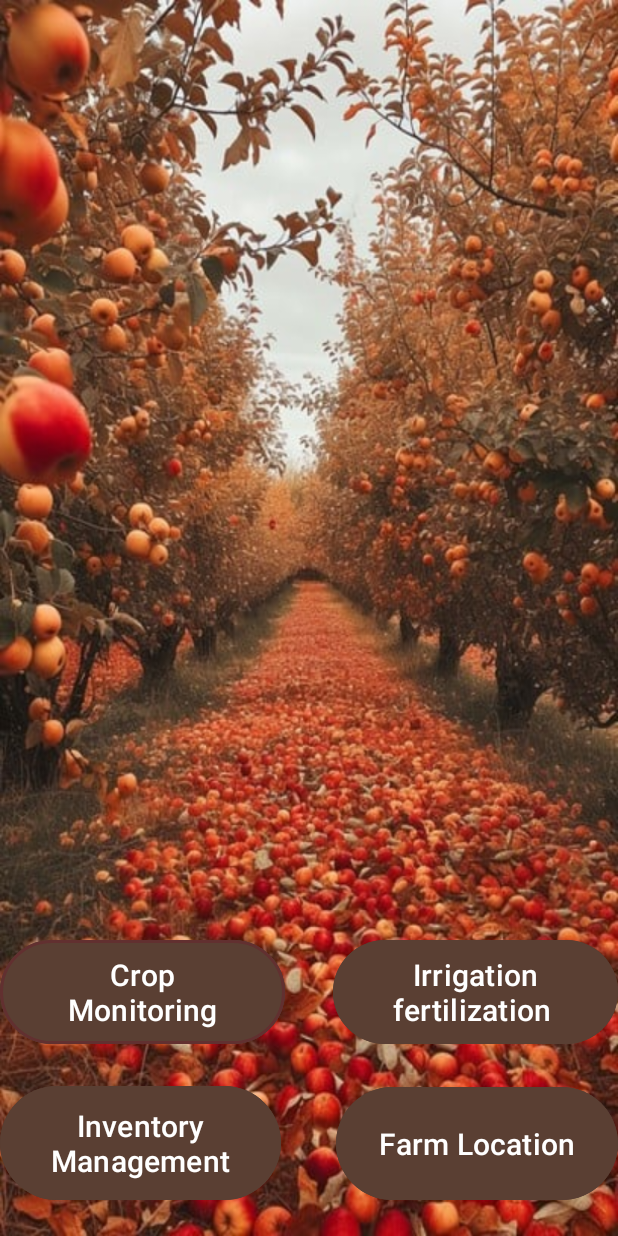
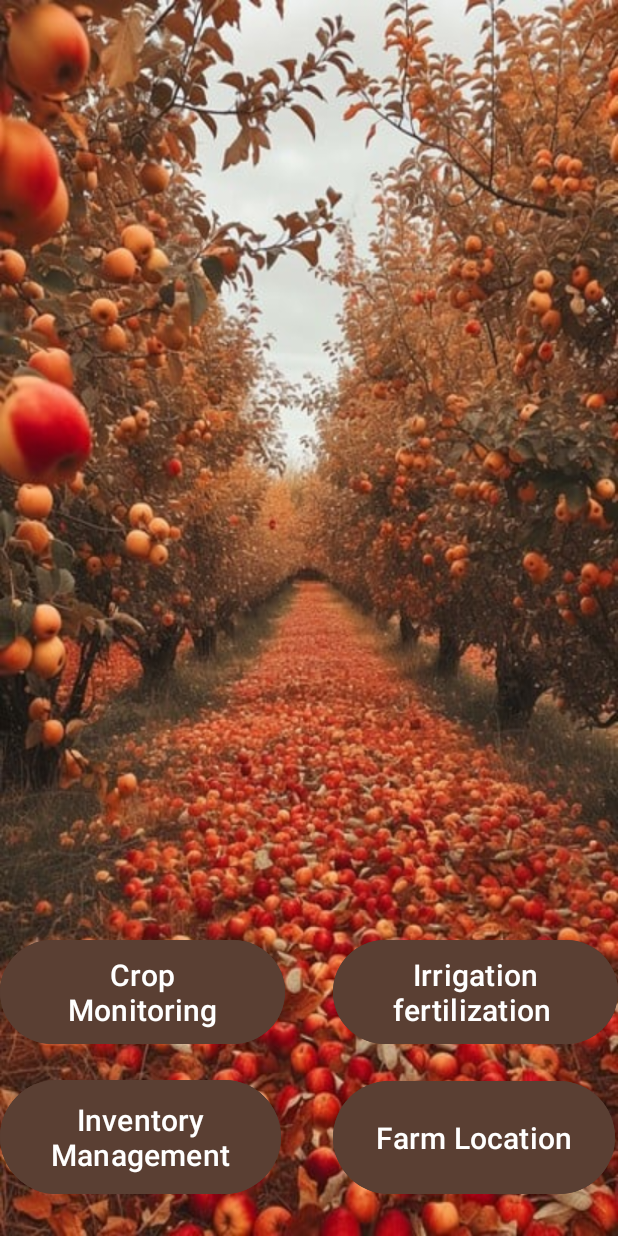
Before and after one commit to lucas-xu51/Orchard_management_system, an Android app: the layout activity_main.xml on its own in the app's theme, with its tools: preview values and no code run, on a phone screen of 412 x 824 dp. Run offline under Robolectric (Android 15) with nearby library versions, the phone set to English and light mode, and no system bars.

Commit message:
map_modify4

```diff
--- a/app/src/main/res/layout/activity_main.xml
+++ b/app/src/main/res/layout/activity_main.xml
@@ -10,10 +10,6 @@
     <!-- 第一个按钮 -->
 
     <!-- 第二个按钮 -->
-
-    <!-- 第三个按钮 -->
-
-    <!-- 第四个按钮 -->
 
     <Button
         android:id="@+id/firstBlock"
@@ -29,37 +25,43 @@
         app:layout_constraintEnd_toEndOf="parent"
         app:layout_constraintHorizontal_bias="0.0"
         app:layout_constraintStart_toStartOf="parent"
+        app:layout_constraintTop_toBottomOf="@id/updateButton"
         app:rippleColor="#E6D7D7"
-        app:strokeColor="#623030"
-        app:strokeWidth="2dp"/>
+        app:strokeColor="#623030" />
+
+    <!-- 第三个按钮 -->
+
+    <!-- 第四个按钮 -->
 
     <Button
         android:id="@+id/thirdBlock"
         android:layout_width="187dp"
         android:layout_height="84dp"
         android:layout_marginTop="16dp"
-        android:layout_marginBottom="20dp"
+        android:layout_marginBottom="24dp"
         android:backgroundTint="#5A3F33"
         android:text="Inventory Management"
         android:textSize="20sp"
         app:layout_constraintBottom_toBottomOf="parent"
         app:layout_constraintEnd_toEndOf="parent"
         app:layout_constraintHorizontal_bias="0.0"
-        app:layout_constraintStart_toStartOf="parent"/>
+        app:layout_constraintStart_toStartOf="parent"
+        app:layout_constraintTop_toBottomOf="@id/updateButton" />
 
     <Button
         android:id="@+id/fourthBlock"
         android:layout_width="188dp"
         android:layout_height="83dp"
         android:layout_marginTop="16dp"
-        android:layout_marginBottom="20dp"
+        android:layout_marginBottom="24dp"
         android:backgroundTint="#5A3F33"
         android:text="Farm Location"
         android:textSize="20sp"
         app:layout_constraintBottom_toBottomOf="parent"
         app:layout_constraintEnd_toEndOf="parent"
-        app:layout_constraintHorizontal_bias="1.0"
-        app:layout_constraintStart_toStartOf="parent"/>
+        app:layout_constraintHorizontal_bias="0.991"
+        app:layout_constraintStart_toStartOf="parent"
+        app:layout_constraintTop_toBottomOf="@id/updateButton" />
 
     <Button
         android:id="@+id/secondBlock"
@@ -73,8 +75,18 @@
         app:layout_constraintBottom_toBottomOf="parent"
         app:layout_constraintEnd_toEndOf="parent"
         app:layout_constraintHorizontal_bias="1.0"
-        app:layout_constraintStart_toStartOf="parent" />
+        app:layout_constraintStart_toStartOf="parent"
+        app:layout_constraintTop_toBottomOf="@id/updateButton" />
 
+    <androidx.recyclerview.widget.RecyclerView
+        android:id="@+id/recyclerViewTasks"
+        android:layout_width="0dp"
+        android:layout_height="0dp"
+        android:layout_margin="8dp"
+        app:layout_constraintEnd_toEndOf="parent"
+        app:layout_constraintStart_toStartOf="parent"
+        tools:layout_editor_absoluteY="650dp"
+        tools:listitem="@layout/item_task" />
 
 
 
```
